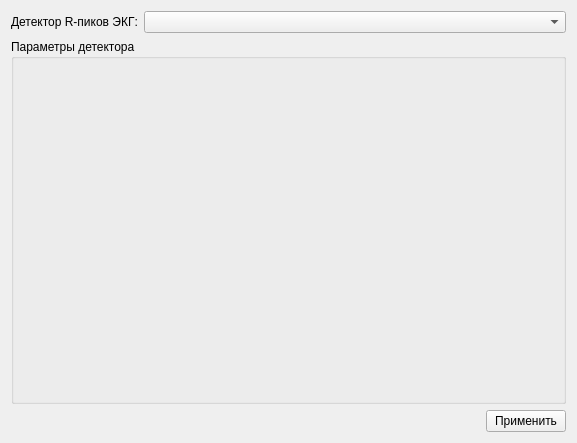
Qt form detector/res/frm_config_detector.ui (mcsltd/mcs-inRat-monitor) before a commit.
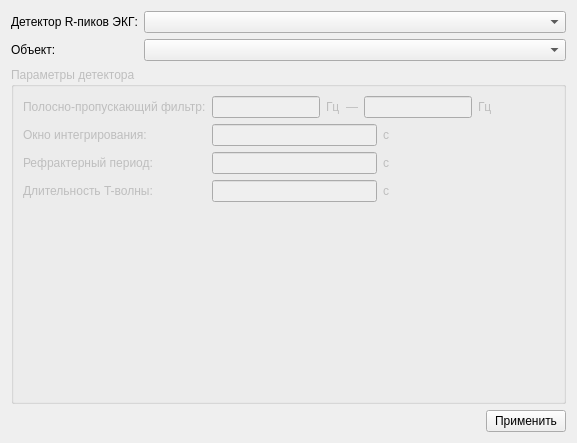
The same form after that commit.

Commit message: feat: add config for detector

```diff
--- a/detector/res/frm_config_detector.ui
+++ b/detector/res/frm_config_detector.ui
@@ -28,15 +28,28 @@
        <item row="0" column="1">
         <widget class="QComboBox" name="comboBoxSwitch"/>
        </item>
+       <item row="1" column="0">
+        <widget class="QLabel" name="labelObject">
+         <property name="text">
+          <string>Объект:</string>
+         </property>
+        </widget>
+       </item>
+       <item row="1" column="1">
+        <widget class="QComboBox" name="comboBoxObject"/>
+       </item>
       </layout>
      </item>
      <item>
       <widget class="QGroupBox" name="groupBoxDetectorParams">
+       <property name="enabled">
+        <bool>false</bool>
+       </property>
        <property name="title">
         <string>Параметры детектора</string>
        </property>
        <layout class="QGridLayout" name="gridLayout_2">
-        <item row="0" column="0">
+        <item row="1" column="0">
          <spacer name="verticalSpacer">
           <property name="orientation">
            <enum>Qt::Orientation::Vertical</enum>
@@ -49,6 +62,163 @@
           </property>
          </spacer>
         </item>
+        <item row="0" column="0">
+         <layout class="QGridLayout" name="gridLayout_3">
+          <item row="0" column="1">
+           <layout class="QHBoxLayout" name="horizontalLayoutBpf">
+            <item>
+             <widget class="QLineEdit" name="lineEditLowHz"/>
+            </item>
+            <item>
+             <widget class="QLabel" name="labelLowHz">
+              <property name="text">
+               <string>Гц</string>
+              </property>
+             </widget>
+            </item>
+            <item>
+             <widget class="QLabel" name="labelLine">
+              <property name="text">
+               <string>—</string>
+              </property>
+             </widget>
+            </item>
+            <item>
+             <widget class="QLineEdit" name="lineEditHighHz"/>
+            </item>
+            <item>
+             <widget class="QLabel" name="labelHighHz">
+              <property name="text">
+               <string>Гц</string>
+              </property>
+             </widget>
+            </item>
+            <item>
+             <spacer name="horizontalSpacer_5">
+              <property name="orientation">
+               <enum>Qt::Orientation::Horizontal</enum>
+              </property>
+              <property name="sizeHint" stdset="0">
+               <size>
+                <width>40</width>
+                <height>20</height>
+               </size>
+              </property>
+             </spacer>
+            </item>
+           </layout>
+          </item>
+          <item row="3" column="0">
+           <widget class="QLabel" name="labelTWaveWin">
+            <property name="text">
+             <string>Длительность T-волны:</string>
+            </property>
+           </widget>
+          </item>
+          <item row="1" column="0">
+           <widget class="QLabel" name="labelIntegWin">
+            <property name="text">
+             <string>Окно интегрирования:</string>
+            </property>
+           </widget>
+          </item>
+          <item row="0" column="0">
+           <widget class="QLabel" name="labelBpf">
+            <property name="text">
+             <string>Полосно-пропускающий фильтр:</string>
+            </property>
+           </widget>
+          </item>
+          <item row="2" column="0">
+           <widget class="QLabel" name="labelRefract">
+            <property name="text">
+             <string>Рефрактерный период:</string>
+            </property>
+           </widget>
+          </item>
+          <item row="1" column="1">
+           <layout class="QHBoxLayout" name="horizontalLayout_5">
+            <item>
+             <widget class="QLineEdit" name="lineEditIntegrWin"/>
+            </item>
+            <item>
+             <widget class="QLabel" name="label_8">
+              <property name="text">
+               <string>с</string>
+              </property>
+             </widget>
+            </item>
+            <item>
+             <spacer name="horizontalSpacer_2">
+              <property name="orientation">
+               <enum>Qt::Orientation::Horizontal</enum>
+              </property>
+              <property name="sizeHint" stdset="0">
+               <size>
+                <width>40</width>
+                <height>20</height>
+               </size>
+              </property>
+             </spacer>
+            </item>
+           </layout>
+          </item>
+          <item row="2" column="1">
+           <layout class="QHBoxLayout" name="horizontalLayout_6">
+            <item>
+             <widget class="QLineEdit" name="lineEditRef"/>
+            </item>
+            <item>
+             <widget class="QLabel" name="labelRefSec">
+              <property name="text">
+               <string>с</string>
+              </property>
+             </widget>
+            </item>
+            <item>
+             <spacer name="horizontalSpacer_3">
+              <property name="orientation">
+               <enum>Qt::Orientation::Horizontal</enum>
+              </property>
+              <property name="sizeHint" stdset="0">
+               <size>
+                <width>40</width>
+                <height>20</height>
+               </size>
+              </property>
+             </spacer>
+            </item>
+           </layout>
+          </item>
+          <item row="3" column="1">
+           <layout class="QHBoxLayout" name="horizontalLayout_7">
+            <item>
+             <widget class="QLineEdit" name="lineEditTwave"/>
+            </item>
+            <item>
+             <widget class="QLabel" name="label_10">
+              <property name="text">
+               <string>с</string>
+              </property>
+             </widget>
+            </item>
+            <item>
+             <spacer name="horizontalSpacer_4">
+              <property name="orientation">
+               <enum>Qt::Orientation::Horizontal</enum>
+              </property>
+              <property name="sizeHint" stdset="0">
+               <size>
+                <width>40</width>
+                <height>20</height>
+               </size>
+              </property>
+             </spacer>
+            </item>
+           </layout>
+          </item>
+         </layout>
+        </item>
        </layout>
       </widget>
      </item>
```
Left out of the diff: 2 changed lines with no effect on the pictures. The commit also changes 9 other files.
